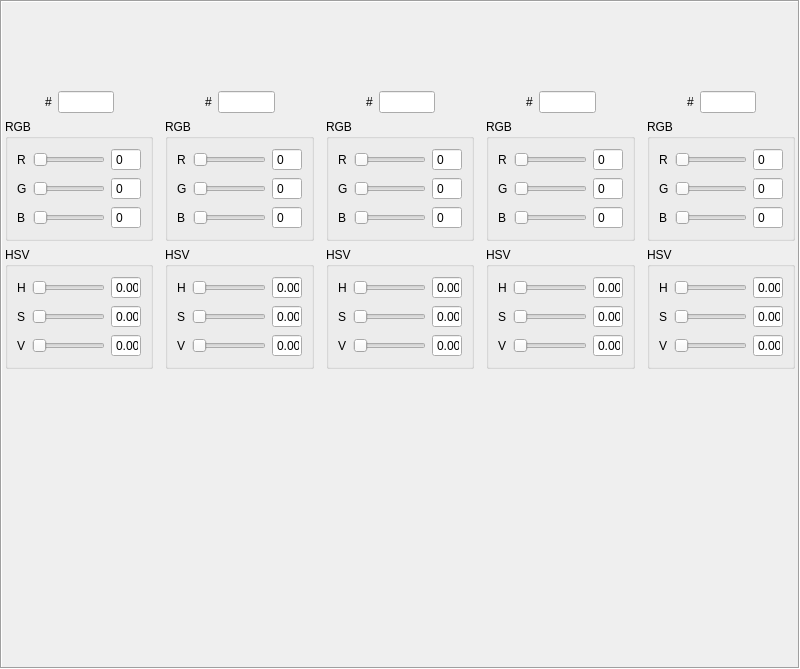
Before: the Qt Designer form src/main/python/cguis/scroll_result_form.ui in insad/DigitalPalette, drawn with Qt 5.
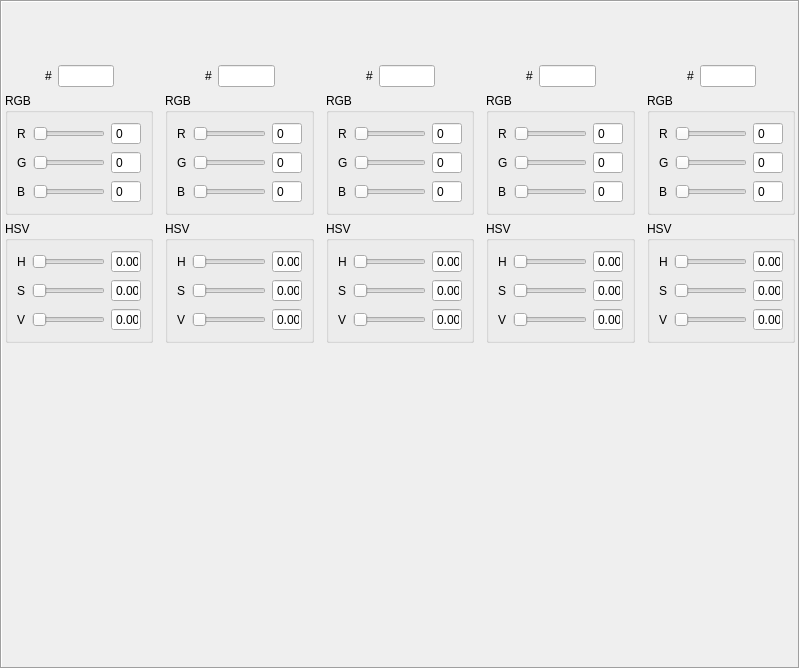
After: the same form once the commit is applied.

Patch:
```diff
--- a/src/main/python/cguis/scroll_result_form.ui
+++ b/src/main/python/cguis/scroll_result_form.ui
@@ -97,13 +97,13 @@
                <property name="minimumSize">
                 <size>
                  <width>100</width>
-                 <height>80</height>
+                 <height>54</height>
                 </size>
                </property>
                <property name="maximumSize">
                 <size>
                  <width>16777215</width>
-                 <height>65</height>
+                 <height>16777215</height>
                 </size>
                </property>
               </widget>
@@ -466,13 +466,13 @@
                <property name="minimumSize">
                 <size>
                  <width>100</width>
-                 <height>80</height>
+                 <height>54</height>
                 </size>
                </property>
                <property name="maximumSize">
                 <size>
                  <width>16777215</width>
-                 <height>65</height>
+                 <height>16777215</height>
                 </size>
                </property>
               </widget>
@@ -835,13 +835,13 @@
                <property name="minimumSize">
                 <size>
                  <width>100</width>
-                 <height>80</height>
+                 <height>54</height>
                 </size>
                </property>
                <property name="maximumSize">
                 <size>
                  <width>16777215</width>
-                 <height>65</height>
+                 <height>16777215</height>
                 </size>
                </property>
               </widget>
@@ -1204,13 +1204,13 @@
                <property name="minimumSize">
                 <size>
                  <width>100</width>
-                 <height>80</height>
+                 <height>54</height>
                 </size>
                </property>
                <property name="maximumSize">
                 <size>
                  <width>16777215</width>
-                 <height>65</height>
+                 <height>16777215</height>
                 </size>
                </property>
               </widget>
@@ -1573,13 +1573,13 @@
                <property name="minimumSize">
                 <size>
                  <width>100</width>
-                 <height>80</height>
+                 <height>54</height>
                 </size>
                </property>
                <property name="maximumSize">
                 <size>
                  <width>16777215</width>
-                 <height>65</height>
+                 <height>16777215</height>
                 </size>
                </property>
               </widget>
```
